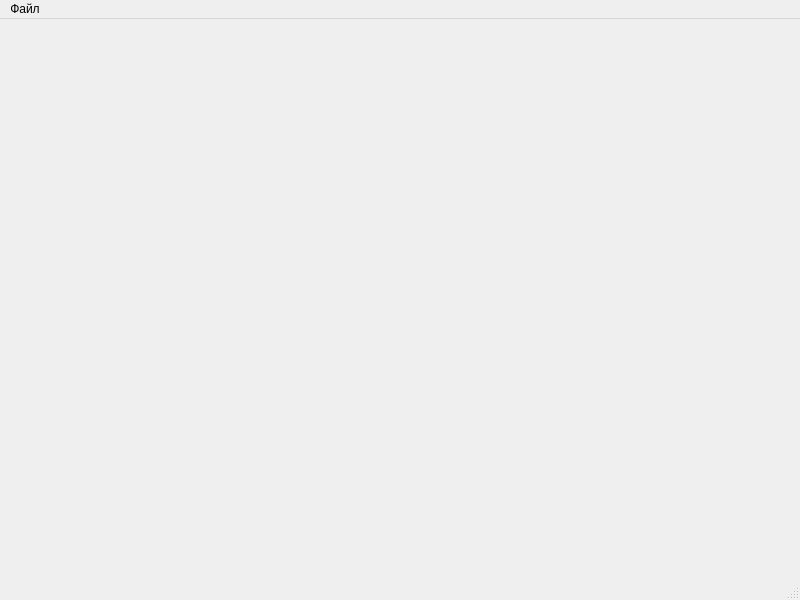
This is mainwindow.ui in KelHeor23/DockingControlStation as Qt 5 draws it before an edit. The edited form follows.
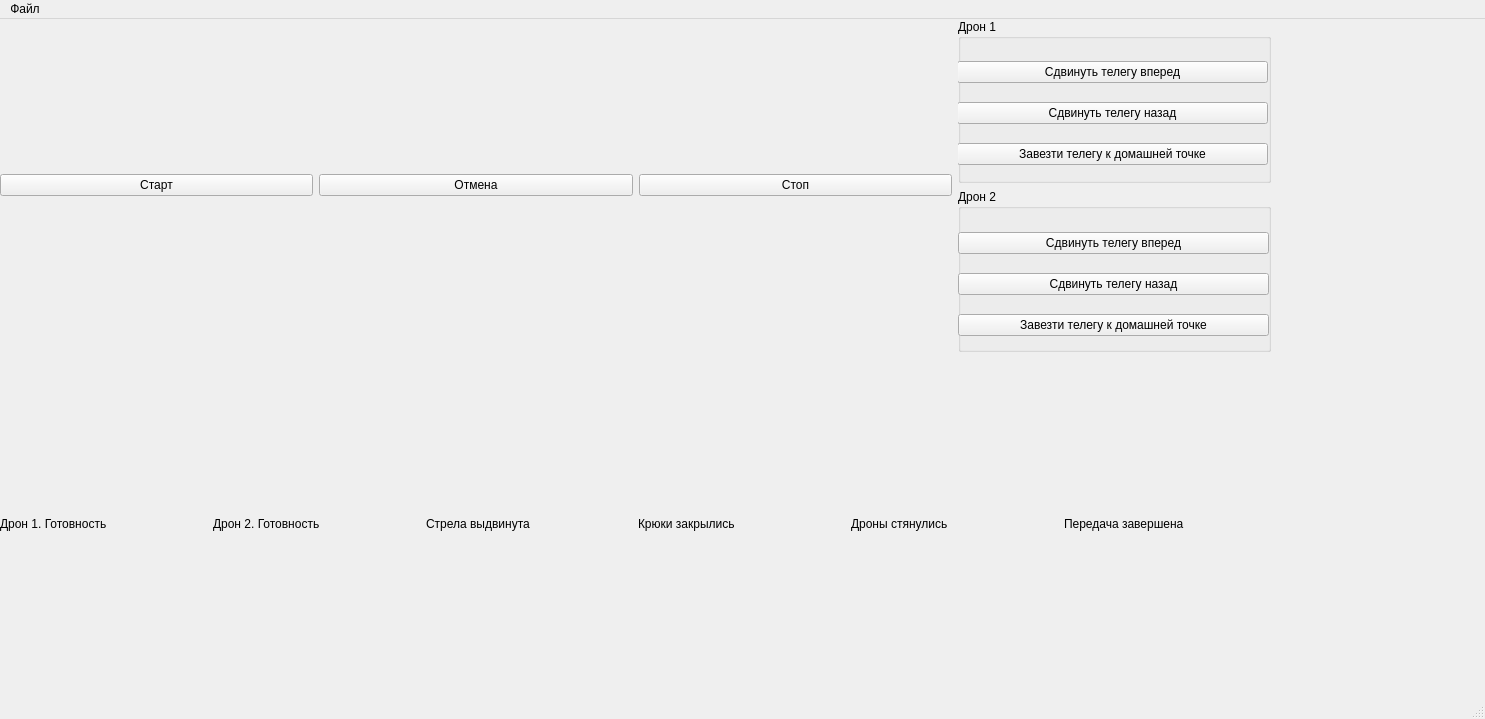
This is the edited form.

Commit message: create interface

Patch:
```diff
--- a/mainwindow.ui
+++ b/mainwindow.ui
@@ -6,20 +6,194 @@
    <rect>
     <x>0</x>
     <y>0</y>
-    <width>800</width>
-    <height>600</height>
+    <width>1485</width>
+    <height>719</height>
    </rect>
   </property>
   <property name="windowTitle">
    <string>MainWindow</string>
   </property>
-  <widget class="QWidget" name="centralwidget"/>
+  <widget class="QWidget" name="centralwidget">
+   <widget class="QWidget" name="verticalLayoutWidget">
+    <property name="geometry">
+     <rect>
+      <x>0</x>
+      <y>0</y>
+      <width>1271</width>
+      <height>671</height>
+     </rect>
+    </property>
+    <layout class="QVBoxLayout" name="verticalLayout">
+     <property name="sizeConstraint">
+      <enum>QLayout::SetDefaultConstraint</enum>
+     </property>
+     <item>
+      <layout class="QHBoxLayout" name="horizontalLayout">
+       <item>
+        <widget class="QPushButton" name="startDocking">
+         <property name="text">
+          <string>Старт</string>
+         </property>
+        </widget>
+       </item>
+       <item>
+        <widget class="QPushButton" name="pushButton_2">
+         <property name="text">
+          <string>Отмена</string>
+         </property>
+        </widget>
+       </item>
+       <item>
+        <widget class="QPushButton" name="pushButton_3">
+         <property name="text">
+          <string>Стоп</string>
+         </property>
+        </widget>
+       </item>
+       <item>
+        <layout class="QVBoxLayout" name="verticalLayout_2">
+         <item>
+          <widget class="QGroupBox" name="groupBox">
+           <property name="title">
+            <string>Дрон 1</string>
+           </property>
+           <widget class="QWidget" name="verticalLayoutWidget_3">
+            <property name="geometry">
+             <rect>
+              <x>-1</x>
+              <y>29</y>
+              <width>311</width>
+              <height>131</height>
+             </rect>
+            </property>
+            <layout class="QVBoxLayout" name="verticalLayout_3">
+             <item>
+              <widget class="QPushButton" name="drone1MoveCargoForvard">
+               <property name="text">
+                <string>Сдвинуть телегу вперед</string>
+               </property>
+              </widget>
+             </item>
+             <item>
+              <widget class="QPushButton" name="drone1MoveCargoBack">
+               <property name="text">
+                <string>Сдвинуть телегу назад</string>
+               </property>
+              </widget>
+             </item>
+             <item>
+              <widget class="QPushButton" name="drone1MoveCargoHome">
+               <property name="text">
+                <string>Завезти телегу к домашней точке</string>
+               </property>
+              </widget>
+             </item>
+            </layout>
+           </widget>
+          </widget>
+         </item>
+         <item>
+          <widget class="QGroupBox" name="groupBox_2">
+           <property name="title">
+            <string>Дрон 2</string>
+           </property>
+           <widget class="QWidget" name="verticalLayoutWidget_4">
+            <property name="geometry">
+             <rect>
+              <x>0</x>
+              <y>30</y>
+              <width>311</width>
+              <height>131</height>
+             </rect>
+            </property>
+            <layout class="QVBoxLayout" name="verticalLayout_4">
+             <item>
+              <widget class="QPushButton" name="drone2MoveCargoForvard">
+               <property name="text">
+                <string>Сдвинуть телегу вперед</string>
+               </property>
+              </widget>
+             </item>
+             <item>
+              <widget class="QPushButton" name="drone2MoveCargoBack">
+               <property name="text">
+                <string>Сдвинуть телегу назад</string>
+               </property>
+              </widget>
+             </item>
+             <item>
+              <widget class="QPushButton" name="drone2MoveCargoHome">
+               <property name="text">
+                <string>Завезти телегу к домашней точке</string>
+               </property>
+              </widget>
+             </item>
+            </layout>
+           </widget>
+          </widget>
+         </item>
+        </layout>
+       </item>
+      </layout>
+     </item>
+     <item>
+      <layout class="QHBoxLayout" name="horizontalLayout_2">
+       <property name="sizeConstraint">
+        <enum>QLayout::SetDefaultConstraint</enum>
+       </property>
+       <item>
+        <widget class="QLabel" name="dron2ReadinessStatus">
+         <property name="text">
+          <string>Дрон 1. Готовность</string>
+         </property>
+        </widget>
+       </item>
+       <item>
+        <widget class="QLabel" name="dron1ReadinessStatus">
+         <property name="text">
+          <string>Дрон 2. Готовность</string>
+         </property>
+        </widget>
+       </item>
+       <item>
+        <widget class="QLabel" name="rodExtention">
+         <property name="text">
+          <string>Стрела выдвинута</string>
+         </property>
+        </widget>
+       </item>
+       <item>
+        <widget class="QLabel" name="HooksLock">
+         <property name="text">
+          <string>Крюки закрылись</string>
+         </property>
+        </widget>
+       </item>
+       <item>
+        <widget class="QLabel" name="pullingUp">
+         <property name="text">
+          <string>Дроны стянулись</string>
+         </property>
+        </widget>
+       </item>
+       <item>
+        <widget class="QLabel" name="transferDone">
+         <property name="text">
+          <string>Передача завершена</string>
+         </property>
+        </widget>
+       </item>
+      </layout>
+     </item>
+    </layout>
+   </widget>
+  </widget>
   <widget class="QMenuBar" name="menubar">
    <property name="geometry">
     <rect>
      <x>0</x>
      <y>0</y>
-     <width>800</width>
+     <width>1485</width>
      <height>23</height>
     </rect>
    </property>
```
Left out of the diff: 30 changed lines with no effect on the pictures. The commit also changes 7 other files.
